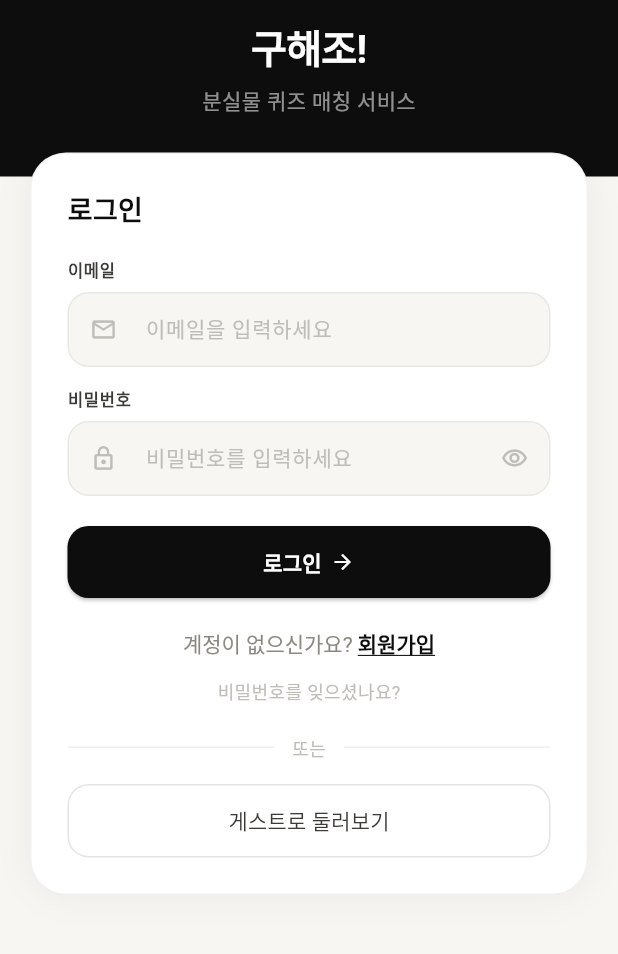
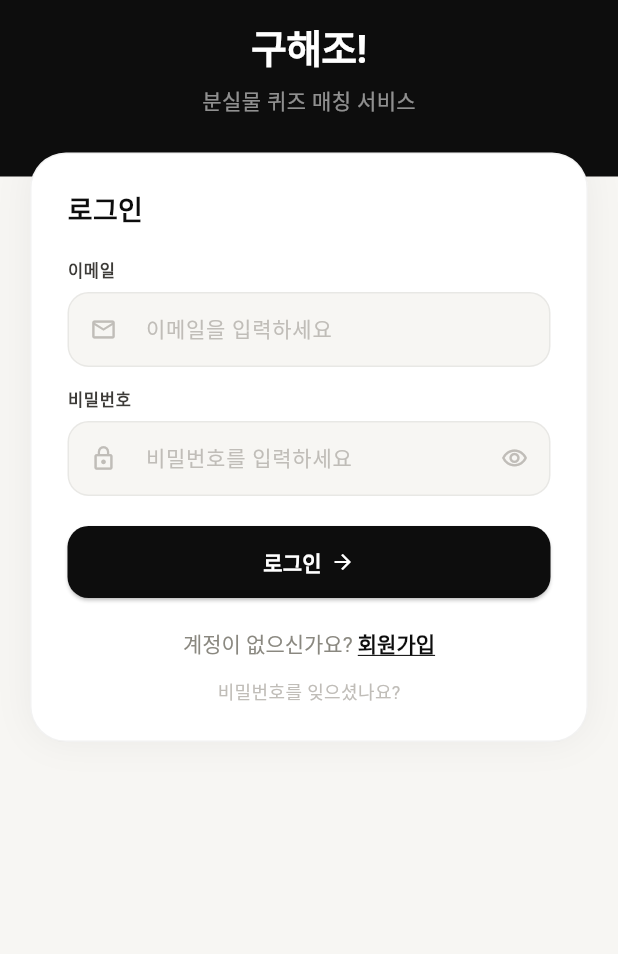
Before and after one commit to KIMSE0NG1L/LoFi_front, a Flutter app: the LoginPage screen opened by its route, on a phone screen of 412 x 824 dp, the part 173-1127 px from its top. Run offline on Flutter 3.47's test engine with Material 3 defaults, Android fonts, the light colour scheme and no system bars; our stand-ins replace go_router, image_picker, shared_preferences, supabase_flutter; accounts and stored records are empty; Roboto replaces fonts that are missing (pretendard).

Commit message:
fix: 로그인 없이 메인 화면 진입 가능한 문제 수정

```diff
--- a/lib/app.dart
+++ b/lib/app.dart
@@ -23,9 +23,20 @@ import 'widgets/bottom_nav.dart';
 final _rootKey = GlobalKey<NavigatorState>();
 final _shellKey = GlobalKey<NavigatorState>();
 
-GoRouter _buildRouter(bool onboardingDone) => GoRouter(
+GoRouter _buildRouter(bool onboardingDone, AuthProvider authProvider) => GoRouter(
   navigatorKey: _rootKey,
   initialLocation: onboardingDone ? '/' : '/onboarding',
+  refreshListenable: authProvider,
+  redirect: (ctx, state) {
+    final loggedIn = authProvider.isLoggedIn;
+    final location = state.uri.toString();
+    final isAuthRoute = location == '/login' || location == '/signup';
+
+    if (location == '/onboarding') return null;
+    if (!loggedIn && !isAuthRoute) return '/login';
+    if (loggedIn && isAuthRoute) return '/';
+    return null;
+  },
   routes: [
     GoRoute(
       path: '/onboarding',
@@ -38,7 +49,6 @@ GoRouter _buildRouter(bool onboardingDone) => GoRouter(
         final noNavPaths = [
           '/login',
           '/signup',
-          '/profile',
           '/account-settings',
           '/chat/',
         ];
@@ -56,6 +66,7 @@ GoRouter _buildRouter(bool onboardingDone) => GoRouter(
             // 홈에서 뒤로가기 → 앱 종료하지 않음
           },
           child: Scaffold(
+            extendBody: true,
             body: child,
             bottomNavigationBar: hideNav ? null : const BottomNav(),
           ),
@@ -115,7 +126,7 @@ class _AppState extends State<App> {
   @override
   void initState() {
     super.initState();
-    _router = _buildRouter(widget.onboardingDone);
+    _router = _buildRouter(widget.onboardingDone, widget.authProvider);
   }
 
   @override
--- a/lib/screens/login_page.dart
+++ b/lib/screens/login_page.dart
@@ -224,56 +224,6 @@ class _LoginPageState extends State<LoginPage> {
                               ),
                             ),
                           ),
-                          const SizedBox(height: 20),
-                          Row(
-                            children: [
-                              Expanded(
-                                child: Divider(
-                                  color: Colors.black.withOpacity(0.06),
-                                ),
-                              ),
-                              const Padding(
-                                padding: EdgeInsets.symmetric(horizontal: 12),
-                                child: Text(
-                                  '또는',
-                                  style: TextStyle(
-                                    color: AppColors.textFaint,
-                                    fontSize: 12,
-                                  ),
-                                ),
-                              ),
-                              Expanded(
-                                child: Divider(
-                                  color: Colors.black.withOpacity(0.06),
-                                ),
-                              ),
-                            ],
-                          ),
-                          const SizedBox(height: 16),
-                          SizedBox(
-                            width: double.infinity,
-                            child: OutlinedButton(
-                              onPressed: () => context.go('/'),
-                              style: OutlinedButton.styleFrom(
-                                padding: const EdgeInsets.symmetric(
-                                  vertical: 14,
-                                ),
-                                shape: RoundedRectangleBorder(
-                                  borderRadius: BorderRadius.circular(14),
-                                ),
-                                side: BorderSide(
-                                  color: Colors.black.withOpacity(0.1),
-                                ),
-                              ),
-                              child: const Text(
-                                '게스트로 둘러보기',
-                                style: TextStyle(
-                                  color: AppColors.textDark,
-                                  fontSize: 14,
-                                ),
-                              ),
-                            ),
-                          ),
                         ],
                       ),
                     ),
```
